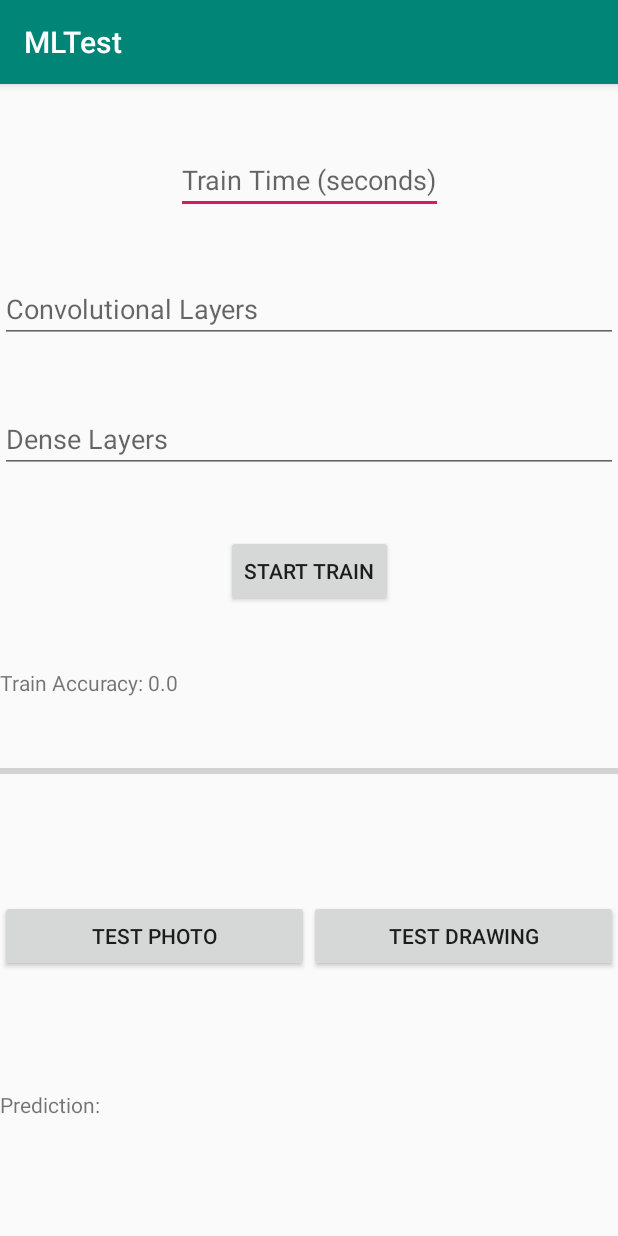
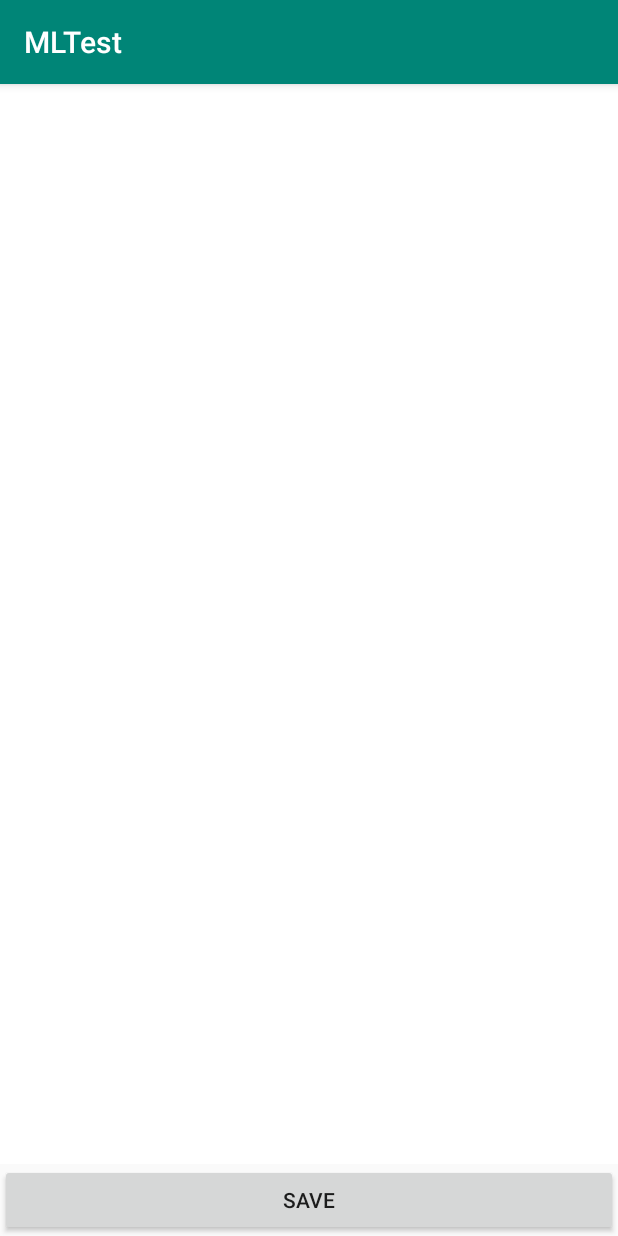
Before and after one commit to 2020akumar/MLTest, an Android app: the screen it shows after launch (MainActivity before the commit, DrawActivity after it), after a tap on "TEST DRAWING", on a phone screen of 412 x 824 dp. Run offline under Robolectric (Android 15) with nearby library versions, the phone set to English and light mode, and no system bars; libraries missing offline, so code that uses them is left out: com.chaquo.python; 2 statements that could not run were skipped.

Commit message:
Capture image from gesture pad and send to NN

```diff
--- a/app/src/main/java/com/example/mltest/MainActivity.java
+++ b/app/src/main/java/com/example/mltest/MainActivity.java
@@ -11,6 +11,7 @@ import android.content.Intent;
 import android.net.Uri;
 import android.os.AsyncTask;
 import android.os.Bundle;
+import android.os.Environment;
 import android.provider.MediaStore;
 import android.view.View;
 import android.widget.Button;
@@ -20,6 +21,7 @@ import android.widget.TextView;
 import android.graphics.Bitmap;
 
 import java.io.ByteArrayOutputStream;
+import java.io.File;
 import java.net.URI;
 
 public class MainActivity extends AppCompatActivity {
@@ -80,11 +82,13 @@ public class MainActivity extends AppCompatActivity {
                 public void onClick(View view) {
                     /*
 
-                    CALL INTENT
-                    CALL TRAIN TASK
+
 
 
                      */
+                    Intent i = new Intent(MainActivity.this,DrawActivity.class);
+                    startActivityForResult(i,143);
+
                 }
             });
 
@@ -123,7 +127,7 @@ public class MainActivity extends AppCompatActivity {
         protected void onPostExecute(Integer integer) {
             super.onPostExecute(integer);
             mPrediction.setText("Prediction: "+integer.toString());
-            mGetFilePath.setText("Test Again");
+
             mLoading.setVisibility(View.GONE);
         }
     }
@@ -178,6 +182,10 @@ public class MainActivity extends AppCompatActivity {
                 Uri target = data.getData();
                 new testTask().execute(target);
             }
+            else{
+                Uri target = Uri.parse("file://"+Environment.getExternalStorageDirectory()+ File.separator +"drawing.JPEG");
+                new testTask().execute(target);
+            }
 
 
             //PyObject x=py.getModule("main");
--- a/app/src/main/res/layout/activity_draw.xml
+++ b/app/src/main/res/layout/activity_draw.xml
@@ -9,7 +9,7 @@
         android:id="@+id/drawPad"
         android:layout_width="match_parent"
         android:layout_height="0dp"
-        android:layout_weight="5"
+        android:layout_weight="10"
         android:eventsInterceptionEnabled="true"
         android:fadeEnabled="false"
         android:gestureColor="@android:color/black"
```
